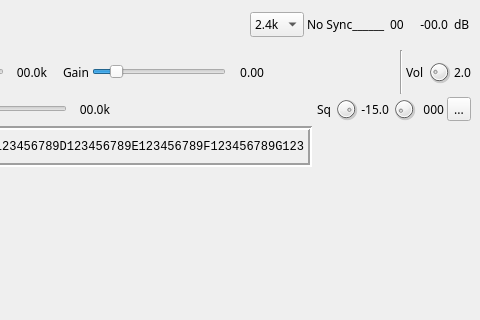
First picture: the form in plugins/channel/demoddsd/dsddemodgui.ui, repository f4exb/sdrangel, before the edit; both pictures show x 167 to 647 and y 0 to 320 of the 647 by 841 pixel window.
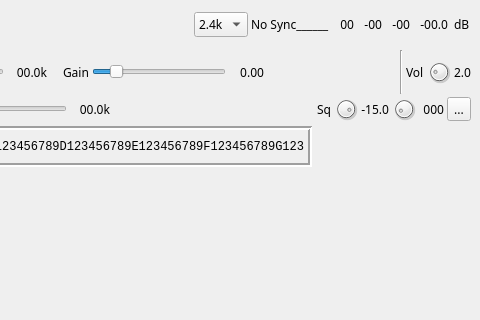
Second picture: the form after the edit. Icons and pictures are not drawn. Custom widgets are drawn as their Qt base class.

Commit message: DSD demod: display symbol center and zero crossing

Patch:
```diff
--- a/plugins/channel/demoddsd/dsddemodgui.ui
+++ b/plugins/channel/demoddsd/dsddemodgui.ui
@@ -205,6 +205,47 @@
         </property>
         <property name="text">
          <string>00</string>
+        </property>
+        <property name="alignment">
+         <set>Qt::AlignRight|Qt::AlignTrailing|Qt::AlignVCenter</set>
+        </property>
+       </widget>
+      </item>
+      <item>
+       <widget class="QLabel" name="inCarrierPosText">
+        <property name="minimumSize">
+         <size>
+          <width>25</width>
+          <height>0</height>
+         </size>
+        </property>
+        <property name="toolTip">
+         <string>Carrier relative position (%) when synchronized</string>
+        </property>
+        <property name="text">
+         <string>-00</string>
+        </property>
+        <property name="alignment">
+         <set>Qt::AlignRight|Qt::AlignTrailing|Qt::AlignVCenter</set>
+        </property>
+       </widget>
+      </item>
+      <item>
+       <widget class="QLabel" name="zcPosText">
+        <property name="minimumSize">
+         <size>
+          <width>25</width>
+          <height>0</height>
+         </size>
+        </property>
+        <property name="toolTip">
+         <string>Zero crossing relaive position in number of samples (&lt;0 sampling point lags, &gt;0 it leads)</string>
+        </property>
+        <property name="text">
+         <string>-00</string>
+        </property>
+        <property name="alignment">
+         <set>Qt::AlignRight|Qt::AlignTrailing|Qt::AlignVCenter</set>
         </property>
        </widget>
       </item>
```
Left out of the diff: 2 changed lines with no effect on the pictures. The commit also changes 2 other files.
